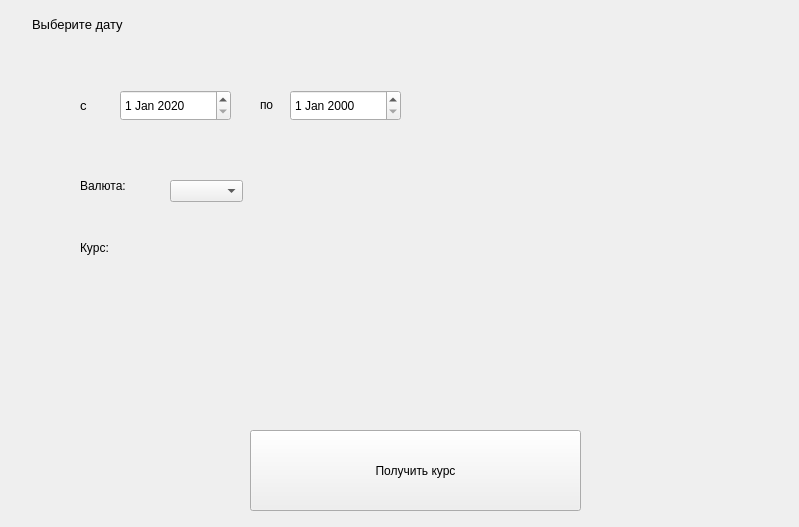
Above: mainwindow.ui from vladislav3112/currency-rate-analyse before the change. Below: the same form after it.
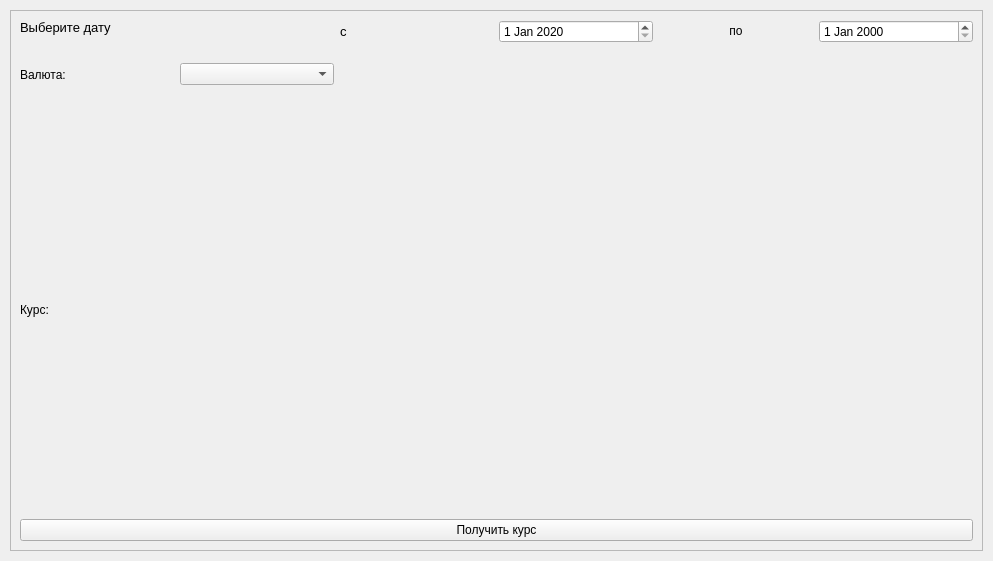
That is the form after the change. Custom widgets are drawn as their Qt base class.

Commit message: plot and scalable ui

What changed in the file:
```diff
--- a/mainwindow.ui
+++ b/mainwindow.ui
@@ -6,8 +6,8 @@
    <rect>
     <x>0</x>
     <y>0</y>
-    <width>799</width>
-    <height>527</height>
+    <width>993</width>
+    <height>561</height>
    </rect>
   </property>
   <property name="sizePolicy">
@@ -20,60 +20,88 @@
    <string>MainWindow</string>
   </property>
   <widget class="QWidget" name="centralwidget">
+   <layout class="QGridLayout" name="gridLayout_2">
+    <property name="leftMargin">
+     <number>10</number>
+    </property>
+    <property name="topMargin">
+     <number>10</number>
+    </property>
+    <property name="rightMargin">
+     <number>10</number>
+    </property>
+    <property name="bottomMargin">
+     <number>10</number>
+    </property>
+    <item row="0" column="0">
+     <widget class="QScrollArea" name="scrollArea">
+      <property name="widgetResizable">
+       <bool>true</bool>
+      </property>
+      <widget class="QWidget" name="scrollAreaWidgetContents">
+       <property name="geometry">
+        <rect>
+         <x>0</x>
+         <y>0</y>
+         <width>971</width>
+         <height>539</height>
+        </rect>
+       </property>
+       <layout class="QGridLayout" name="gridLayout">
+        <item row="0" column="5">
+         <widget class="QDateEdit" name="dateEdit_2">
+          <property name="maximumDate">
+           <date>
+            <year>2020</year>
+            <month>12</month>
+            <day>31</day>
+           </date>
+          </property>
+          <property name="minimumDate">
+           <date>
+            <year>2000</year>
+            <month>1</month>
+            <day>1</day>
+           </date>
+          </property>
+         </widget>
+        </item>
+        <item row="0" column="4">
+         <widget class="QLabel" name="label_5">
+          <property name="text">
+           <string>&lt;html&gt;&lt;head/&gt;&lt;body&gt;&lt;p&gt;по&lt;/p&gt;&lt;/body&gt;&lt;/html&gt;</string>
+          </property>
+          <property name="alignment">
+           <set>Qt::AlignCenter</set>
+          </property>
+         </widget>
+        </item>
+        <item row="2" column="0" alignment="Qt::AlignLeft">
    <widget class="QLabel" name="label">
-    <property name="geometry">
-     <rect>
-      <x>80</x>
-      <y>240</y>
-      <width>31</width>
-      <height>16</height>
-     </rect>
-    </property>
     <property name="text">
      <string>Курс:</string>
     </property>
    </widget>
-   <widget class="QLabel" name="dollar_rate">
-    <property name="geometry">
-     <rect>
-      <x>210</x>
-      <y>80</y>
-      <width>71</width>
-      <height>31</height>
-     </rect>
+        </item>
+        <item row="3" column="0" colspan="6">
+         <widget class="QPushButton" name="Button_confirm">
+          <property name="layoutDirection">
+           <enum>Qt::LeftToRight</enum>
     </property>
     <property name="text">
-     <string/>
-    </property>
-   </widget>
-   <widget class="QLabel" name="label_2">
-    <property name="geometry">
-     <rect>
-      <x>32</x>
-      <y>10</y>
-      <width>115</width>
-      <height>29</height>
-     </rect>
-    </property>
-    <property name="sizePolicy">
-     <sizepolicy hsizetype="Expanding" vsizetype="Expanding">
-      <horstretch>0</horstretch>
-      <verstretch>0</verstretch>
-     </sizepolicy>
-    </property>
+           <string>Получить курс</string>
+          </property>
+         </widget>
+        </item>
+        <item row="0" column="2">
+         <widget class="QLabel" name="label_4">
     <property name="text">
-     <string>&lt;html&gt;&lt;head/&gt;&lt;body&gt;&lt;p&gt;&lt;span style=&quot; font-size:10pt;&quot;&gt;Выберите дату&lt;/span&gt;&lt;/p&gt;&lt;/body&gt;&lt;/html&gt;</string>
-    </property>
-   </widget>
+           <string>&lt;html&gt;&lt;head/&gt;&lt;body&gt;&lt;p&gt;&lt;span style=&quot; font-size:10pt;&quot;&gt;c&lt;/span&gt;&lt;/p&gt;&lt;/body&gt;&lt;/html&gt;</string>
+          </property>
+         </widget>
+        </item>
+        <item row="0" column="3">
    <widget class="QDateEdit" name="dateEdit">
-    <property name="geometry">
-     <rect>
-      <x>120</x>
-      <y>90</y>
-      <width>111</width>
-      <height>31</height>
-     </rect>
-    </property>
     <property name="dateTime">
      <datetime>
       <hour>0</hour>
@@ -99,94 +127,34 @@
      </date>
     </property>
    </widget>
-   <widget class="QLabel" name="label_curr_rate">
-    <property name="geometry">
-     <rect>
-      <x>220</x>
-      <y>240</y>
-      <width>81</width>
-      <height>41</height>
-     </rect>
-    </property>
-    <property name="text">
-     <string/>
-    </property>
-   </widget>
-   <widget class="QPushButton" name="Button_confirm">
-    <property name="geometry">
-     <rect>
-      <x>250</x>
-      <y>430</y>
-      <width>331</width>
-      <height>81</height>
-     </rect>
-    </property>
-    <property name="layoutDirection">
-     <enum>Qt::LeftToRight</enum>
-    </property>
+        </item>
+        <item row="0" column="0" colspan="2" alignment="Qt::AlignLeft|Qt::AlignTop">
+         <widget class="QLabel" name="label_2">
+          <property name="sizePolicy">
+           <sizepolicy hsizetype="Expanding" vsizetype="Expanding">
+            <horstretch>0</horstretch>
+            <verstretch>0</verstretch>
+           </sizepolicy>
+          </property>
+          <property name="minimumSize">
+           <size>
+            <width>272</width>
+            <height>0</height>
+           </size>
+          </property>
     <property name="text">
-     <string>Получить курс</string>
-    </property>
-   </widget>
-   <widget class="QLabel" name="label_4">
-    <property name="geometry">
-     <rect>
-      <x>80</x>
-      <y>90</y>
-      <width>21</width>
-      <height>31</height>
-     </rect>
-    </property>
-    <property name="text">
-     <string>&lt;html&gt;&lt;head/&gt;&lt;body&gt;&lt;p&gt;&lt;span style=&quot; font-size:10pt;&quot;&gt;c&lt;/span&gt;&lt;/p&gt;&lt;/body&gt;&lt;/html&gt;</string>
-    </property>
-   </widget>
-   <widget class="QLabel" name="label_5">
-    <property name="geometry">
-     <rect>
-      <x>260</x>
-      <y>90</y>
-      <width>21</width>
-      <height>31</height>
-     </rect>
-    </property>
-    <property name="text">
-     <string>&lt;html&gt;&lt;head/&gt;&lt;body&gt;&lt;p&gt;по&lt;/p&gt;&lt;/body&gt;&lt;/html&gt;</string>
-    </property>
-   </widget>
-   <widget class="QDateEdit" name="dateEdit_2">
-    <property name="geometry">
-     <rect>
-      <x>290</x>
-      <y>90</y>
-      <width>111</width>
-      <height>31</height>
-     </rect>
-    </property>
-    <property name="maximumDate">
-     <date>
-      <year>2020</year>
-      <month>12</month>
-      <day>31</day>
-     </date>
-    </property>
-    <property name="minimumDate">
-     <date>
-      <year>2000</year>
-      <month>1</month>
-      <day>1</day>
-     </date>
-    </property>
-   </widget>
+           <string>&lt;html&gt;&lt;head/&gt;&lt;body&gt;&lt;p&gt;&lt;span style=&quot; font-size:10pt;&quot;&gt;Выберите дату&lt;/span&gt;&lt;/p&gt;&lt;/body&gt;&lt;/html&gt;</string>
+          </property>
+          <property name="alignment">
+           <set>Qt::AlignLeading|Qt::AlignLeft|Qt::AlignTop</set>
+          </property>
+         </widget>
+        </item>
+        <item row="2" column="2" colspan="4">
+         <widget class="QwtPlot" name="qwtPlot"/>
+        </item>
+        <item row="1" column="0" alignment="Qt::AlignLeft">
    <widget class="QLabel" name="label_3">
-    <property name="geometry">
-     <rect>
-      <x>80</x>
-      <y>160</y>
-      <width>61</width>
-      <height>51</height>
-     </rect>
-    </property>
     <property name="minimumSize">
      <size>
       <width>61</width>
@@ -197,21 +165,28 @@
      <string>Валюта:</string>
     </property>
    </widget>
+        </item>
+        <item row="1" column="1">
    <widget class="QComboBox" name="comboBox">
-    <property name="geometry">
-     <rect>
-      <x>170</x>
-      <y>180</y>
-      <width>73</width>
-      <height>22</height>
-     </rect>
-    </property>
     <property name="currentText">
      <string/>
     </property>
    </widget>
-  </widget>
- </widget>
+        </item>
+       </layout>
+      </widget>
+     </widget>
+    </item>
+   </layout>
+  </widget>
+ </widget>
+ <customwidgets>
+  <customwidget>
+   <class>QwtPlot</class>
+   <extends>QFrame</extends>
+   <header>qwt_plot.h</header>
+  </customwidget>
+ </customwidgets>
  <resources/>
  <connections/>
 </ui>
```
Lines whose indentation alone changed are shown as unchanged. The commit also changes 3 other files.
